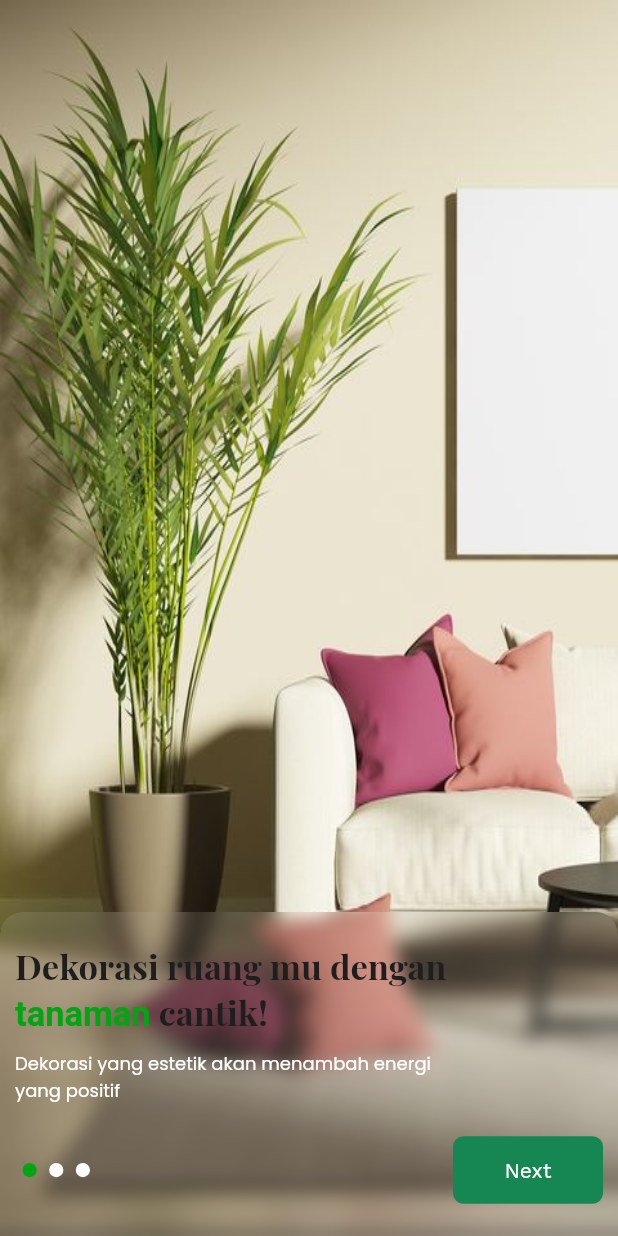
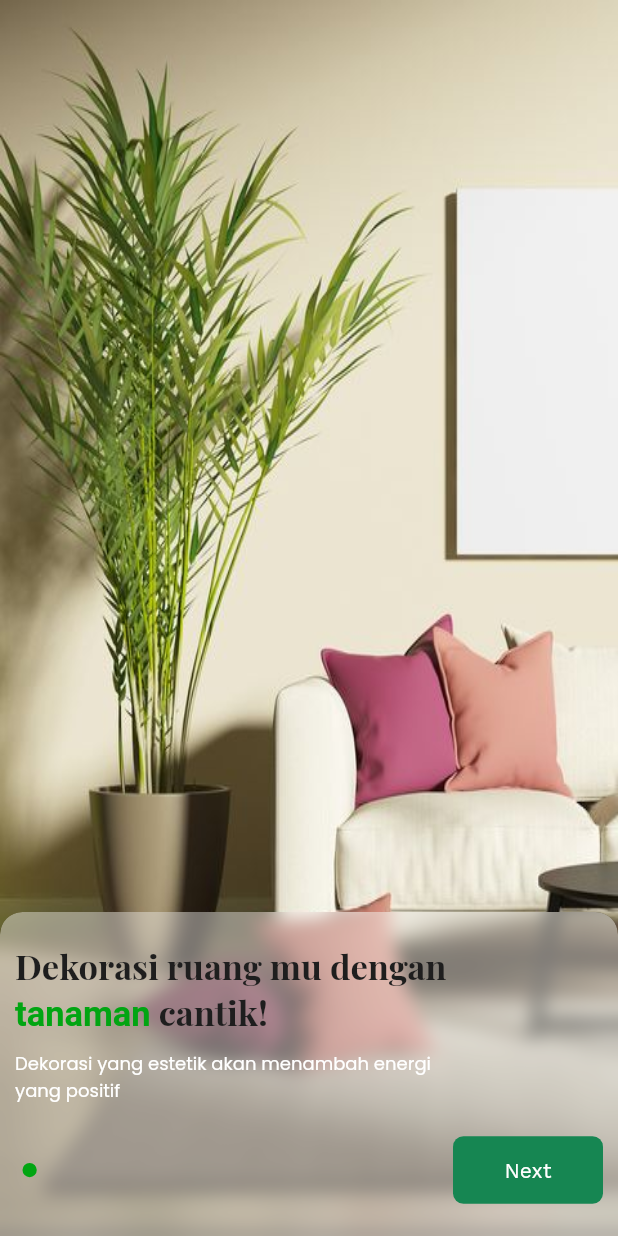
Before and after one commit to yanuarnval/WePlant, a Flutter app: the screen it shows after launch, on a phone screen of 412 x 824 dp. Run offline on Flutter 3.47's test engine with Material 2 defaults, Android fonts, the phone set to English and light mode, and no system bars; our stand-ins replace animate_do, carousel_slider, flutter_bloc, flutter_svg, font_awesome_flutter, google_fonts.

Commit message:
style[YN] style onboarding final

```diff
--- a/lib/screens/onboarding/onboarding_page.dart
+++ b/lib/screens/onboarding/onboarding_page.dart
@@ -4,6 +4,7 @@ import 'package:animate_do/animate_do.dart';
 import 'package:flutter/cupertino.dart';
 import 'package:flutter/material.dart';
 import 'package:flutter_bloc/flutter_bloc.dart';
+import 'package:flutter_svg/flutter_svg.dart';
 import 'package:google_fonts/google_fonts.dart';
 import 'package:mobile_flutter/bloc/onboarding_bloc.dart';
 import 'package:mobile_flutter/theme/weplant_theme.dart';
@@ -19,13 +20,8 @@ class OnBoardingpage extends StatefulWidget {
 }
 
 class _OnBoardingpageState extends State<OnBoardingpage> {
-  int currentPage = 0;
   final _pageViewController = PageController();
-  List<String> onBoardingData = [
-    'assets/images/gambar.jpg',
-    'assets/images/onboarding1.jpg',
-    'assets/images/onboarding2.jpg',
-  ];
+
   @override
   void dispose() {
     // TODO: implement dispose
@@ -51,26 +47,25 @@ class _OnBoardingpageState extends State<OnBoardingpage> {
     return SizedBox(
       height: MediaQuery.of(context).size.height,
       child: BlocBuilder<OnboardingBloc, int>(builder: (context, returnV) {
-        return PageView.builder(
+        return PageView(
           controller: _pageViewController,
           onPageChanged: (value) {
             context.read<OnboardingBloc>().increment(value);
           },
-          itemCount: 3,
-          itemBuilder: (context, index) {
-            if (index == 3) {
-              return const OnBoardingFinal();
-            } else {
-              return SizedBox(
-                width: MediaQuery.of(context).size.width,
-                height: MediaQuery.of(context).size.height,
-                child: Image.asset(
-                  onBoardingData[index],
-                  fit: BoxFit.fill,
-                ),
-              );
-            }
-          },
+          children: [
+            Image.asset(
+              'assets/images/gambar.jpg',
+              fit: BoxFit.fill,
+            ),
+            Image.asset(
+              'assets/images/onboarding1.jpg',
+              fit: BoxFit.fill,
+            ),
+            Image.asset(
+              'assets/images/onboarding2.jpg',
+              fit: BoxFit.fill,
+            )
+          ],
         );
       }),
     );
@@ -87,9 +82,9 @@ class _OnBoardingpageState extends State<OnBoardingpage> {
         child: BackdropFilter(
           filter: ImageFilter.blur(sigmaX: 6, sigmaY: 6),
           child: Container(
-            decoration: const BoxDecoration(
-                color: Colors.white10,
-                borderRadius: BorderRadius.only(
+            decoration:  BoxDecoration(
+                color: Colors.white.withOpacity(0.4),
+                borderRadius: const BorderRadius.only(
                     topLeft: Radius.circular(15),
                     topRight: Radius.circular(15))),
             child: Padding(
@@ -193,16 +188,12 @@ class _OnBoardingpageState extends State<OnBoardingpage> {
         decoration: BoxDecoration(
           borderRadius: BorderRadius.circular(5),
           color: count == index
-              ? ColorsWeplant.colorGreenFress.withOpacity((index == 0)
-                  ? 1
-                  : (index == 1)
-                      ? 0.6
-                      : 0.4)
-              : (currentPage != 0 && index == 0)
+              ? ColorsWeplant.colorGreenFress
+              : (count != 0 && index == 0)
                   ? ColorsWeplant.colorGreenFress
-                  : (currentPage != 0 && index == 1)
+                  : (count != 0 && index == 1)
                       ? ColorsWeplant.colorGreenFress.withOpacity(0.8)
-                      : Colors.white,
+                      : Colors.transparent,
         ),
       );
     });
--- a/lib/screens/splash_screen.dart
+++ b/lib/screens/splash_screen.dart
@@ -10,6 +10,7 @@ class SplashScreen extends StatefulWidget {
 }
 
 class _SplashScreenState extends State<SplashScreen> {
+
   @override
   void initState() {
     // TODO: implement initState
```
Also changed, not shown: lib/screens/onboarding/onboarding_final.dart (+33 -8 lines).
